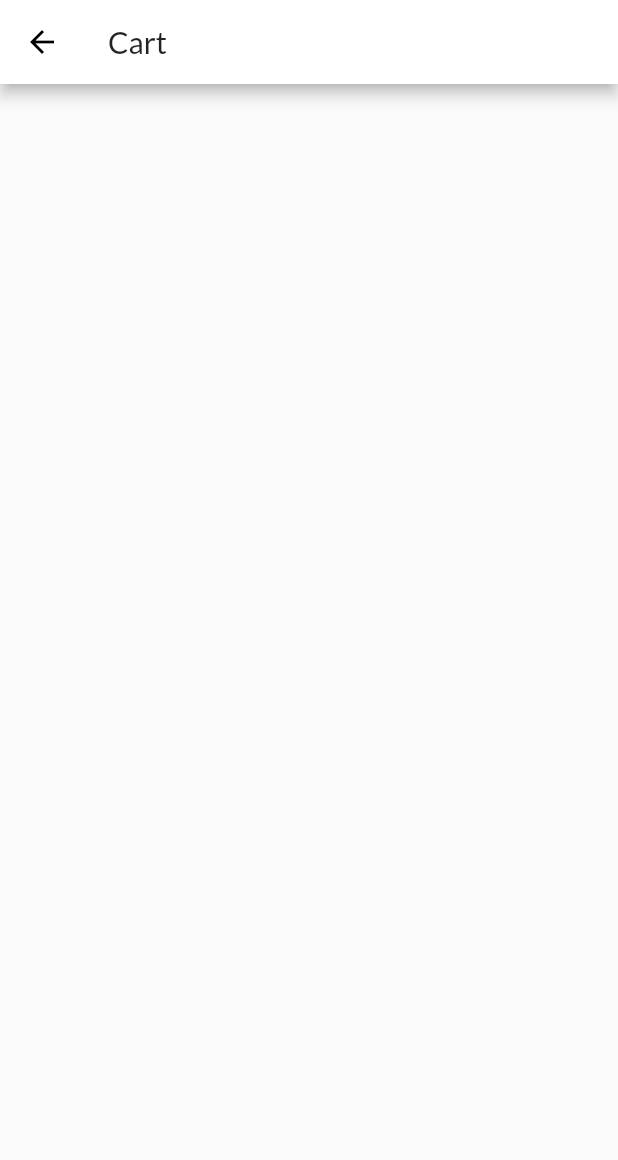
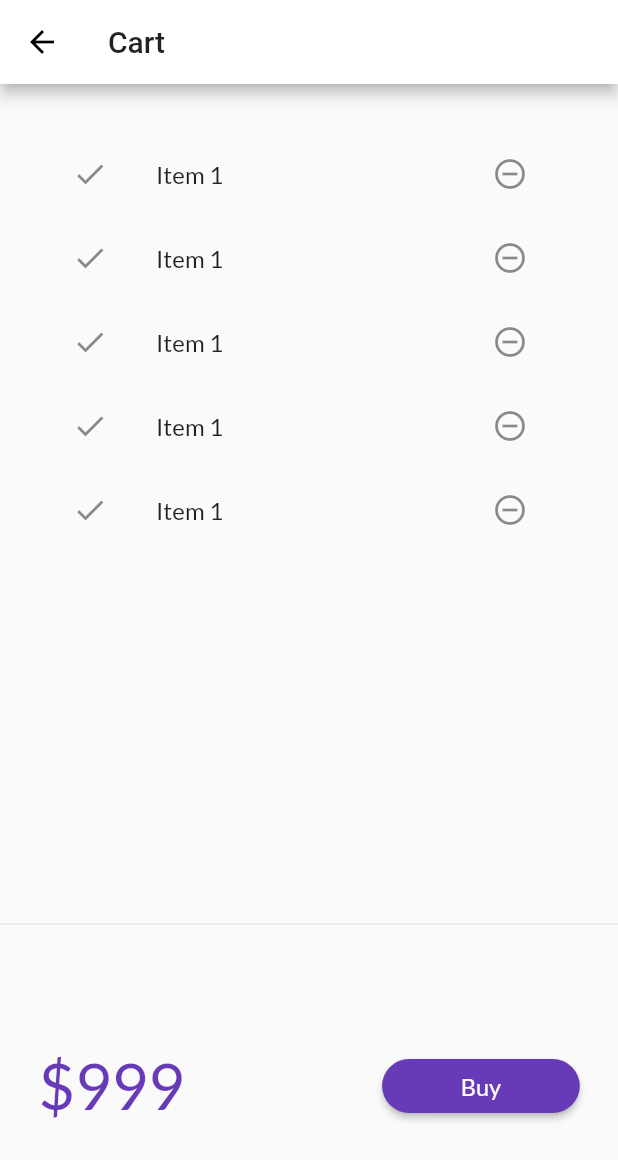
Before and after one commit to khushi0704/Flutter-Project, a Flutter app: the CartPage screen opened by its route, on a phone screen of 412 x 824 dp. Shown: the top 1160 px of the screen. Run offline on Flutter 3.47's test engine with Material 2 defaults, Android fonts, the phone set to English and light mode, and no system bars; our stand-ins replace google_fonts, velocity_x; network calls fail.

Commit message:
PlaceHolder,CartPage

```diff
--- a/lib/models/catalog.dart
+++ b/lib/models/catalog.dart
@@ -1,7 +1,12 @@
+//import 'dart:convert';
+
 class CatalogModel {
-  static List<Item> items = [
-
-  ];
+  static List<Item> items = [];
+  //get item by id
+  static Item getById(int id) =>
+      items.firstWhere((element) => element.id == id, orElse: null);
+  //get item by position
+  static Item getByPosition(int pos) => items[pos];
 }
 
 class Item {
@@ -12,14 +17,15 @@ class Item {
   final String color;
   final String image;
 
-  Item({required this.id,
+  Item(
+      {required this.id,
       required this.name,
       required this.desc,
       required this.price,
       required this.color,
       required this.image});
 
-  factory Item.fromMap(Map<String,dynamic>map) {
+  factory Item.fromMap(Map<String, dynamic> map) {
     return Item(
       id: map["id"],
       name: map["name"],
@@ -31,11 +37,11 @@ class Item {
   }
 
   toMap() => {
-    "id" : id,
-    "name" : name,
-    "desc" : desc,
-    "price" : price,
-    "color" : color,
-    "image" : image
-  };
+        "id": id,
+        "name": name,
+        "desc": desc,
+        "price": price,
+        "color": color,
+        "image": image
+      };
 }
--- a/lib/pages/cart_page.dart
+++ b/lib/pages/cart_page.dart
@@ -8,6 +8,59 @@ class CartPage extends StatelessWidget {
       appBar: AppBar(
         title: "Cart".text.make(),
       ),
+      body: Column(
+        children: [
+          _CartList().p32().expand(),
+          Divider(),
+          //total vlaue of cart
+          CartTotal(),
+        ],
+      ),
     );
   }
 }
+
+class CartTotal extends StatelessWidget {
+  @override
+  Widget build(BuildContext context) {
+    return SizedBox(
+      height: 200,
+      child: Row(
+        mainAxisAlignment: MainAxisAlignment.spaceAround,
+        children: [
+          "\$999".text.xl5.color(context.theme.accentColor).make(),
+          30.widthBox,
+          ElevatedButton(
+            onPressed: () {},
+            style: ButtonStyle(
+                shape: MaterialStateProperty.all(
+              StadiumBorder(),
+            )),
+            child: "Buy".text.lg.make(),
+          ).w32(context)
+        ],
+      ),
+    );
+  }
+}
+
+class _CartList extends StatefulWidget {
+  @override
+  _CartListState createState() => _CartListState();
+}
+
+class _CartListState extends State<_CartList> {
+  @override
+  Widget build(BuildContext context) {
+    return ListView.builder(
+      itemCount: 5,
+      itemBuilder: (context, index) => ListTile(
+        leading: Icon(Icons.done),
+        trailing: IconButton(
+            onPressed: () {}, icon: Icon(Icons.remove_circle_outline)
+            ),
+            title: "Item 1".text.make(),
+      ),
+    );
+  }
+}
--- a/lib/widgets/home_widgets/catalog_header.dart
+++ b/lib/widgets/home_widgets/catalog_header.dart
@@ -1,5 +1,6 @@
 import 'package:flutter/material.dart';
 import 'package:velocity_x/velocity_x.dart';
+
 
 class CatalogHeader extends StatelessWidget {
   @override
--- a/lib/widgets/home_widgets/catalog_list.dart
+++ b/lib/widgets/home_widgets/catalog_list.dart
@@ -1,4 +1,3 @@
-
 import 'package:flutter/material.dart';
 import 'package:flutter_application/models/catalog.dart';
 import 'package:flutter_application/pages/home_detailsPg.dart';
@@ -12,20 +11,20 @@ class CatalogList extends StatelessWidget {
       shrinkWrap: true,
       itemCount: CatalogModel.items.length,
       itemBuilder: (context, index) {
-        final catalog = CatalogModel.items[index];
+        final catalog = CatalogModel.getByPosition(index);
         return InkWell(
-          onTap: () => Navigator.push(
-            context,MaterialPageRoute(
-              builder: (context)=>HomeDetailsPg(
-                catalog: catalog)
-                )
-                ),
-          child: CatalogItem(catalog: catalog)
-          );
+            onTap: () => Navigator.push(
+                context,
+                MaterialPageRoute(
+                    builder: (context) => HomeDetailsPg(catalog: catalog))),
+            child: CatalogItem(
+              catalog: catalog
+              ));
       },
     );
   }
 }
+
 class CatalogItem extends StatelessWidget {
   final Item catalog;
 
@@ -42,9 +41,8 @@ class CatalogItem extends StatelessWidget {
       children: [
         Hero(
           tag: Key(catalog.id.toString()),
-          child:
-          CatalogImage(image: catalog.image),
-          ),
+          child: CatalogImage(image: catalog.image),
+        ),
         Expanded(
             child: Column(
           crossAxisAlignment: CrossAxisAlignment.start,
@@ -52,24 +50,24 @@ class CatalogItem extends StatelessWidget {
           children: [
             catalog.name.text.lg.bold.make(),
             catalog.desc.text.gray500.lg.bold.make(),
-           ButtonBar(
+            ButtonBar(
               alignment: MainAxisAlignment.spaceBetween,
-              buttonPadding:Vx.mOnly(right:16),
+              buttonPadding: Vx.mOnly(right: 16),
               children: [
                 "\$${catalog.price}".text.red500.xl.bold.make(),
-                  ElevatedButton(
-                  onPressed:(){},
-                  style:ButtonStyle(
-                    shape:MaterialStateProperty.all(StadiumBorder(),)
-                  ),
+                ElevatedButton(
+                  onPressed: () {},
+                  style: ButtonStyle(
+                      shape: MaterialStateProperty.all(
+                    StadiumBorder(),
+                  )),
                   child: "Add to cart".text.make(),
-                  )
+                )
               ],
             ),
           ],
         ))
       ],
-    )
-    ).white.rounded.square(150).make().p4();
+    )).white.rounded.square(150).make().p4();
   }
 }
--- a/lib/widgets/themes.dart
+++ b/lib/widgets/themes.dart
@@ -3,17 +3,24 @@ import 'package:google_fonts/google_fonts.dart';
 
 class MyTheme {
   static ThemeData lightTheme(BuildContext context) => ThemeData(
-      primarySwatch: Colors.lightGreen,
+      primarySwatch: Colors.deepPurple,
       fontFamily: GoogleFonts.lato().fontFamily,
       primaryTextTheme: GoogleFonts.latoTextTheme(),
       appBarTheme: AppBarTheme(
         color: Colors.white,
-        iconTheme: IconThemeData(
-          color: Colors.black,
+        iconTheme: IconThemeData(color: Colors.black),
+        textTheme:Theme.of(context).textTheme,
         ),
-      ));
+      );
 
   static ThemeData darkTheme(BuildContext context) => ThemeData(
-    brightness: Brightness.dark,
+   primarySwatch: Colors.deepPurple,
+      fontFamily: GoogleFonts.lato().fontFamily,
+      primaryTextTheme: GoogleFonts.latoTextTheme(),
+      appBarTheme: AppBarTheme(
+        color: Colors.white,
+        iconTheme: IconThemeData(color: Colors.black),
+        textTheme:Theme.of(context).textTheme,
+        ),
     );
 }
```
